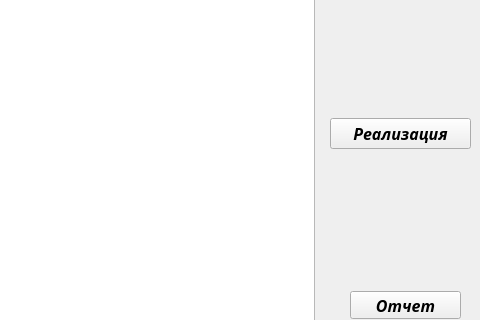
Old version of the form main.ui in the repository x00421/Course-work-on-Visual-programming-.; both pictures show x 480 to 960 and y 89 to 409 of the 960 by 540 pixel window.
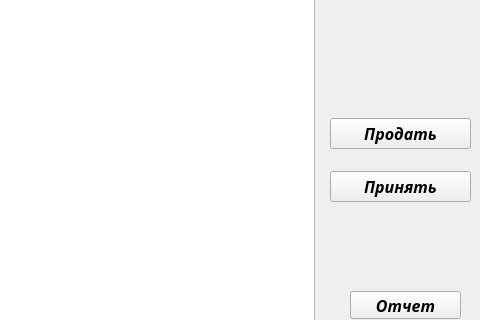
New version of the form.

```diff
--- a/main.ui
+++ b/main.ui
@@ -233,7 +233,7 @@
     </font>
    </property>
    <property name="text">
-    <string>Реализация</string>
+    <string>Продать</string>
    </property>
    <property name="autoExclusive">
     <bool>false</bool>
@@ -383,6 +383,31 @@
     </font>
    </property>
   </widget>
+  <widget class="QPushButton" name="TovarButton_2">
+   <property name="geometry">
+    <rect>
+     <x>810</x>
+     <y>260</y>
+     <width>141</width>
+     <height>31</height>
+    </rect>
+   </property>
+   <property name="font">
+    <font>
+     <family>Segoe UI Black</family>
+     <pointsize>12</pointsize>
+     <weight>75</weight>
+     <italic>true</italic>
+     <bold>true</bold>
+    </font>
+   </property>
+   <property name="text">
+    <string>Принять</string>
+   </property>
+   <property name="autoExclusive">
+    <bool>false</bool>
+   </property>
+  </widget>
  </widget>
  <resources/>
  <connections/>
```
Left out of the diff: 2 changed lines with no effect on the pictures.
